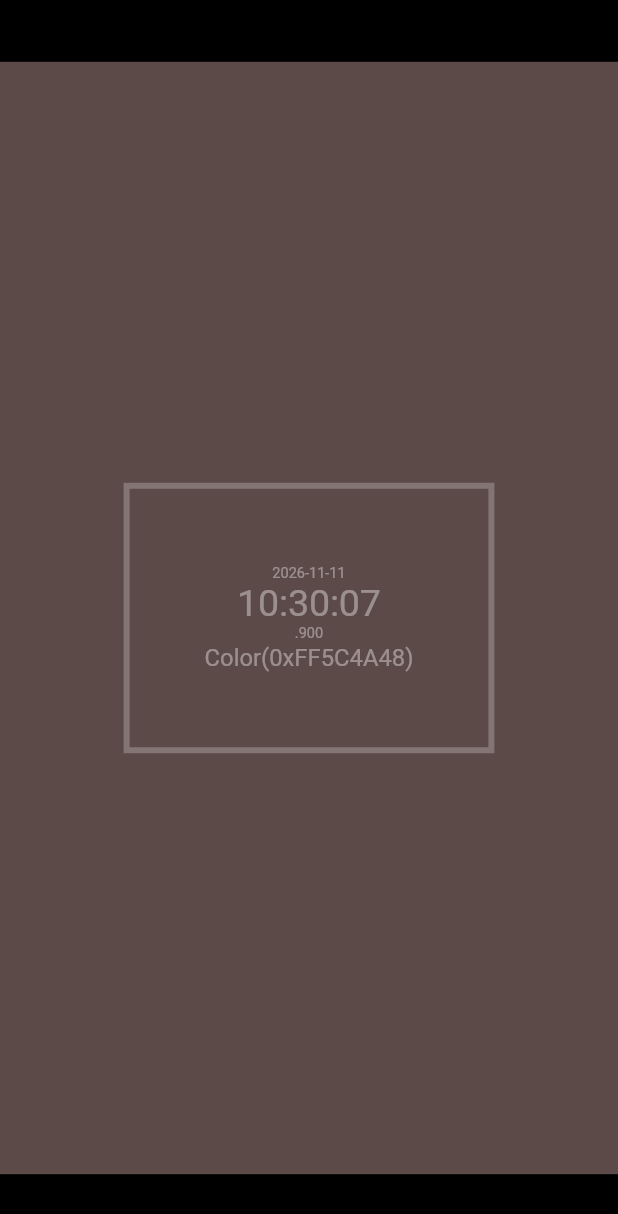
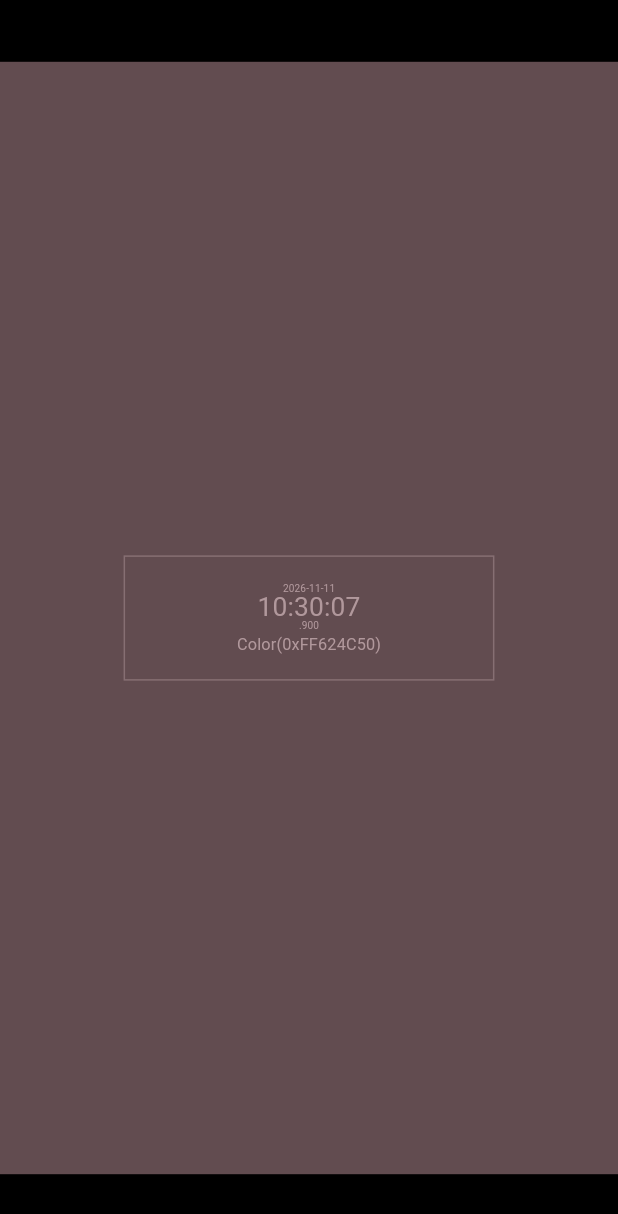
Before and after one commit to zero3kw/CurrentColor, a Flutter app: the screen it shows after launch, on a phone screen of 412 x 824 dp. Shown: the top 1214 px of the screen. Run offline on Flutter 3.47's test engine with Material 3 defaults, Android fonts, the phone set to English and light mode, and no system bars; Roboto replaces fonts that are missing (RictyDiminished).

Commit message:
Design colors and layout from perceptual theory
- Background in OKLCH with fixed lightness 0.44 and chroma 0.03, so every
  hue looks equally bright; mode 3 random colors also in OKLCH
- Text color of the same hue at a 3:1 WCAG contrast ratio; frame at the
  geometric midpoint (√3:1)
- Sizes and spacing on a golden-ratio scale from screen height / φ⁸;
  frame sized by its content with side padding of base × φ⁵
- Hue wheel drawn with OKLCH hues and the derived colors

```diff
--- a/lib/main.dart
+++ b/lib/main.dart
@@ -12,23 +12,40 @@ class MyApp extends StatelessWidget {
 
   @override
   Widget build(BuildContext context) {
-    const style = TextStyle(color: Colors.white38);
     return MaterialApp(
       title: 'Current Color',
-      theme: ThemeData(
-        fontFamily: 'RictyDiminished',
-        textTheme: const TextTheme(
-          displayLarge: style,
-          displaySmall: style,
-          titleLarge: style,
-        ),
-      ),
+      theme: ThemeData(fontFamily: 'RictyDiminished'),
       home: const MouseRegion(
         cursor: SystemMouseCursors.none,
         child: ClockPage(),
       ),
     );
   }
+}
+
+/// OKLCH color: perceptual lightness [l] (0–1), chroma [c], hue [h] in degrees.
+typedef Lch = ({double l, double c, double h});
+
+/// Converts OKLCH to sRGB (https://bottosson.github.io/posts/oklab/).
+/// Channels outside the sRGB gamut are clamped.
+Color oklch(Lch p) {
+  final a = p.c * cos(p.h * pi / 180);
+  final b = p.c * sin(p.h * pi / 180);
+  double cube(double x) => x * x * x;
+  final l = cube(p.l + 0.3963377774 * a + 0.2158037573 * b);
+  final m = cube(p.l - 0.1055613458 * a - 0.0638541728 * b);
+  final s = cube(p.l - 0.0894841775 * a - 1.2914855480 * b);
+  double encode(double x) {
+    x = x.clamp(0.0, 1.0);
+    return x <= 0.0031308 ? 12.92 * x : 1.055 * pow(x, 1 / 2.4) - 0.055;
+  }
+
+  return Color.from(
+    alpha: 1,
+    red: encode(4.0767416621 * l - 3.3077115913 * m + 0.2309699292 * s),
+    green: encode(-1.2684380046 * l + 2.6097574011 * m - 0.3413193965 * s),
+    blue: encode(-0.0041960863 * l - 0.7034186147 * m + 1.7076147010 * s),
+  );
 }
 
 class ClockPage extends StatefulWidget {
@@ -47,7 +64,7 @@ class _ClockPageState extends State<ClockPage>
   // Modes, selected with keys 1/2/3 or Q/W/E:
   //   1: hue wheel in 6 min, one step per second
   //   2: hue wheel in 1 min, continuous
-  //   3: random color every second (any hue, saturation and lightness),
+  //   3: random color every second (any hue, lightness and chroma),
   //      blending smoothly into the next one
   static const _periods = [360, 60]; // seconds per turn for modes 1 and 2
   // Physical keys, so they work regardless of IME state (top row or numpad).
@@ -69,8 +86,26 @@ class _ClockPageState extends State<ClockPage>
     ],
   ];
 
+  // Background (modes 1/2): fixed perceptual lightness and chroma in OKLCH,
+  // so every hue looks equally bright and equally muted.
+  static const _bgL = 0.44;
+  static const _bgC = 0.03;
+
+  // Text and frame: same hue as the background, with lightness chosen so the
+  // WCAG contrast ratio against the background is exactly this value.
+  static const _contrast = 3.0; // WCAG minimum for large text
+  // The frame sits halfway between background and text (contrast is
+  // multiplicative, so halfway is the square root).
+  static final _frameContrast = sqrt(_contrast);
+
   // Hue difference between the top and bottom of the gradient.
   static const _spread = 60.0;
+
+  // Type sizes and spacing on a golden-ratio scale: step(n) = base × φⁿ,
+  // where base = screen height / φ⁸, so everything scales with the
+  // screen; the frame is sized by its content.
+  static const _phi = 1.618;
+  static const _frameMaxWidth = 0.6; // fraction of the screen width
 
   late final Ticker _ticker;
   DateTime _now = DateTime.now();
@@ -78,30 +113,33 @@ class _ClockPageState extends State<ClockPage>
   bool _gradient = false; // toggled with the G key
   bool _wheel = false; // hue wheel view, toggled with the H key
 
-  // The color as actually seen: 40% of the tone over black.
-  static Color _shade(double hue, [double sat = 0.5, double light = 0.8]) =>
-      Color.lerp(
-        Colors.black,
-        HSLColor.fromAHSL(1, hue % 360, sat, light).toColor(),
-        0.4,
-      )!;
-
   // Random color for a given second, seeded by it so every device agrees.
-  static Color _random(int second) {
+  static Lch _random(int second) {
     final r = Random(second);
-    return _shade(r.nextDouble() * 360, r.nextDouble(), r.nextDouble());
+    return (
+      h: r.nextDouble() * 360,
+      l: 0.25 + 0.35 * r.nextDouble(),
+      c: 0.12 * r.nextDouble(),
+    );
   }
 
-  // Color at time [t] (seconds since epoch), shifted by [dh] degrees of hue
-  // (modes 1/2) or the equivalent fraction of a second (mode 3).
-  Color _colorAt(double t, double dh) {
+  // Background at time [t] (seconds since epoch), shifted by [dh] degrees of
+  // hue (modes 1/2) or the equivalent fraction of a second (mode 3).
+  Lch _lchAt(double t, double dh) {
     if (_mode == 2) {
       // Map the ±spread/2 degree gradient offset to a fraction of a second.
       final x = t + dh / 120;
       final n = x.floor();
-      return Color.lerp(_random(n), _random(n + 1), x - n)!;
+      final f = x - n;
+      final a = _random(n), b = _random(n + 1);
+      final turn = (b.h - a.h + 540) % 360 - 180; // shortest way round
+      return (
+        l: a.l + (b.l - a.l) * f,
+        c: a.c + (b.c - a.c) * f,
+        h: (a.h + turn * f) % 360,
+      );
     }
-    return _shade(_wheelHue(t) + dh);
+    return (l: _bgL, c: _bgC, h: (_wheelHue(t) + dh) % 360);
   }
 
   // Hue in degrees for modes 1/2: mode 1 steps once per second,
@@ -110,6 +148,13 @@ class _ClockPageState extends State<ClockPage>
     final p = _periods[_mode];
     final s = _mode == 0 ? t.floorToDouble() : t;
     return s % p * 360 / p;
+  }
+
+  // Foreground of the same hue whose contrast against [bg] is [ratio].
+  // Uses Y ≈ L³, which holds closely at this low chroma.
+  static Color _foreground(Color bg, double hue, double ratio) {
+    final y = ratio * (bg.computeLuminance() + 0.05) - 0.05;
+    return oklch((l: pow(y, 1 / 3).toDouble(), c: _bgC, h: hue));
   }
 
   KeyEventResult _onKey(FocusNode _, KeyEvent event) {
@@ -145,13 +190,17 @@ class _ClockPageState extends State<ClockPage>
   Widget build(BuildContext context) {
     final t = _now.millisecondsSinceEpoch / 1000;
     final spread = _gradient ? _spread : 0.0;
-    final color = _colorAt(t, 0);
-    // Mode 3 has no hue of its own, so read it back from the color.
-    final hue = _mode == 2 ? HSLColor.fromColor(color).hue : _wheelHue(t);
-    final rgb = color.toARGB32() & 0xFFFFFF;
+    final lch = _lchAt(t, 0);
+    final bg = oklch(lch);
+    final fg = _foreground(bg, lch.h, _contrast);
+    final frame = _foreground(bg, lch.h, _frameContrast);
+    final rgb = bg.toARGB32() & 0xFFFFFF;
     final hex = rgb.toRadixString(16).padLeft(6, '0').toUpperCase();
-    final text = Theme.of(context).textTheme;
     final size = MediaQuery.sizeOf(context);
+    final base = size.height / pow(_phi, 8);
+    double step(int n) => base * pow(_phi, n);
+    TextStyle style(int n) =>
+        TextStyle(color: fg, fontSize: step(n), height: 1);
 
     return Focus(
       autofocus: true,
@@ -166,38 +215,49 @@ class _ClockPageState extends State<ClockPage>
               gradient: LinearGradient(
                 begin: Alignment.topCenter,
                 end: Alignment.bottomCenter,
-                colors: [_colorAt(t, -spread / 2), _colorAt(t, spread / 2)],
+                colors: [
+                  oklch(_lchAt(t, -spread / 2)),
+                  oklch(_lchAt(t, spread / 2)),
+                ],
               ),
             ),
             child: Stack(
               children: [
                 Center(
-                  child: Container(
-                    width: size.width * 0.6,
-                    padding: const EdgeInsets.all(50),
-                    decoration: BoxDecoration(
-                      border: Border.all(color: Colors.white24, width: 4),
-                    ),
+                  // The frame hugs its content; on narrow screens the whole
+                  // frame scales down to fit the maximum width.
+                  child: ConstrainedBox(
+                    constraints: BoxConstraints(
+                        maxWidth: size.width * _frameMaxWidth),
                     child: FittedBox(
                       fit: BoxFit.scaleDown,
+                      child: Container(
+                    // Wider than tall: side padding is the vertical padding × φ³.
+                        padding: EdgeInsets.symmetric(
+                            horizontal: step(5), vertical: step(2)),
+                    decoration: BoxDecoration(
+                      border: Border.all(color: frame, width: step(-4)),
+                    ),
                       child: Column(
                         children: [
-                          Text(_date.format(_now), style: text.titleLarge),
-                          Text(_time.format(_now), style: text.displayLarge),
-                          Text(_ms.format(_now), style: text.titleLarge),
-                          Text('Color(0xFF$hex)', style: text.displaySmall),
+                          Text(_date.format(_now), style: style(0)),
+                          Text(_time.format(_now), style: style(2)),
+                          Text(_ms.format(_now), style: style(0)),
+                          SizedBox(height: step(-1)), // separates time from color
+                          Text('Color(0xFF$hex)', style: style(1)),
                         ],
                       ),
                     ),
                   ),
+                  ),
                 ),
                 if (_wheel)
                   Positioned(
-                    right: 24,
-                    bottom: 24,
+                    right: step(0),
+                    bottom: step(0),
                     child: CustomPaint(
-                      size: const Size.square(160),
-                      painter: _HueWheel(hue, spread, color, text.titleLarge!),
+                      size: Size.square(step(4)),
+                      painter: _HueWheel(lch.h, spread, bg, fg, style(0)),
                     ),
                   ),
               ],
@@ -209,14 +269,15 @@ class _ClockPageState extends State<ClockPage>
   }
 }
 
-/// Hue wheel (0° at the top, clockwise): a dim ring with the range shown on
-/// screen lit up, ticks every 30°, and a needle at the current hue.
+/// Hue wheel (0° at the top, clockwise, OKLCH hue): a dim ring with the range
+/// shown on screen lit up, ticks every 30°, and a needle at the current hue.
 class _HueWheel extends CustomPainter {
-  _HueWheel(this.hue, this.spread, this.color, this.style);
+  _HueWheel(this.hue, this.spread, this.bg, this.fg, this.style);
 
   final double hue;
   final double spread;
-  final Color color; // current background color, used for the marker
+  final Color bg; // current background, used to fill the marker
+  final Color fg; // text color, used for ticks, needle and labels
   final TextStyle style;
 
   static double _rad(double deg) => (deg - 90) * pi / 180;
@@ -225,7 +286,7 @@ class _HueWheel extends CustomPainter {
         transform: const GradientRotation(-pi / 2),
         colors: [
           for (var h = 0; h <= 360; h += 30)
-            HSLColor.fromAHSL(alpha, h % 360, 1, 0.5).toColor(),
+            oklch((l: 0.7, c: 0.12, h: h.toDouble())).withValues(alpha: alpha),
         ],
       ).createShader(rect);
 
@@ -253,22 +314,21 @@ class _HueWheel extends CustomPainter {
       canvas.drawLine(
         at(d.toDouble(), r + 8),
         at(d.toDouble(), r + (d == 0 ? 16 : 12)),
-        stroke(1)..color = d == 0 ? Colors.white54 : Colors.white24,
+        stroke(1)..color = fg,
       );
     }
 
-    // Needle and marker filled with the current color.
-    canvas.drawLine(
-        at(hue, r - 14), at(hue, r + 14), stroke(1.5)..color = Colors.white70);
-    canvas.drawCircle(at(hue, r), 6, Paint()..color = color);
-    canvas.drawCircle(at(hue, r), 6, stroke(1.5)..color = Colors.white);
+    // Needle and marker filled with the current background.
+    canvas.drawLine(at(hue, r - 14), at(hue, r + 14), stroke(1.5)..color = fg);
+    canvas.drawCircle(at(hue, r), 6, Paint()..color = bg);
+    canvas.drawCircle(at(hue, r), 6, stroke(1.5)..color = fg);
 
     // Caption and degrees in the center.
     final caption = TextPainter(
       text: TextSpan(
         text: 'HUE',
         style: style.copyWith(
-            fontSize: 10, letterSpacing: 3, color: Colors.white38),
+            fontSize: style.fontSize! / 1.618 / 1.618, letterSpacing: 3),
       ),
       textDirection: TextDirection.ltr,
     )..layout();
@@ -283,5 +343,5 @@ class _HueWheel extends CustomPainter {
 
   @override
   bool shouldRepaint(_HueWheel old) =>
-      old.hue != hue || old.spread != spread || old.color != color;
+      old.hue != hue || old.spread != spread || old.bg != bg || old.fg != fg;
 }
```
Also changed, not shown: 3 other files.
